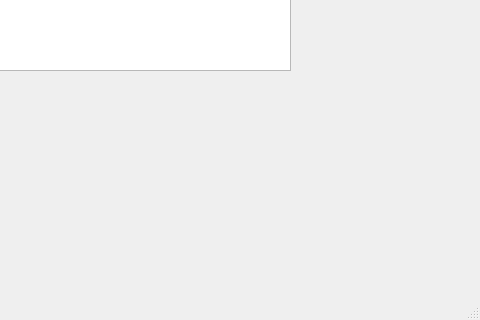
Qt form mainwindow.ui (shahzaib3120/Apollo) before a commit; both pictures show x 320 to 800 and y 280 to 600 of the 800 by 600 pixel window.
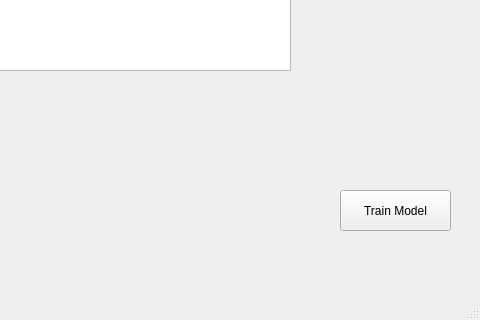
The same form after that commit.

Patch:
```diff
--- a/mainwindow.ui
+++ b/mainwindow.ui
@@ -84,6 +84,19 @@
      <string>Enter e-mail text here:</string>
     </property>
    </widget>
+   <widget class="QPushButton" name="pushButton_3">
+    <property name="geometry">
+     <rect>
+      <x>660</x>
+      <y>470</y>
+      <width>111</width>
+      <height>41</height>
+     </rect>
+    </property>
+    <property name="text">
+     <string>Train Model</string>
+    </property>
+   </widget>
   </widget>
   <widget class="QMenuBar" name="menubar">
    <property name="geometry">
```
